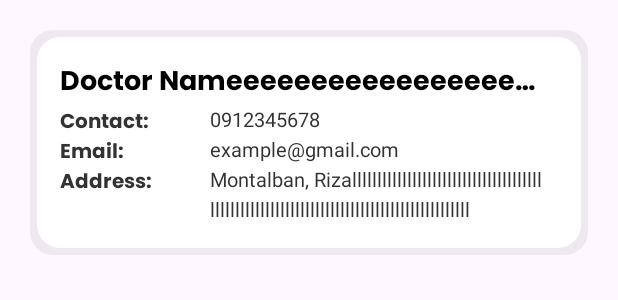
After one commit to ryncrdl/Dental-App, an Android app: the layout activity_doctors_list.xml on its own in the app's theme, with its tools: preview values and no code run, on a phone screen of 412 x 824 dp. The commit adds this screen. Shown: the top 300 px of the screen. Run offline under Robolectric (Android 15) with nearby library versions, the phone set to English and light mode, and no system bars; Roboto replaces fonts that are not available here.

Commit message:
Add Services and Doctors

```diff
--- a/app/build.gradle
+++ b/app/build.gradle
@@ -50,4 +50,8 @@ dependencies {
     androidTestImplementation 'androidx.test.ext:junit:1.1.5'
     androidTestImplementation 'androidx.test.espresso:espresso-core:3.5.1'
 
+    //Image
+    implementation 'com.squareup.picasso:picasso:2.8'
+
+
 }
--- a/app/src/main/java/com/example/dentalmobileapp/Api/ApiEndpoints.java
+++ b/app/src/main/java/com/example/dentalmobileapp/Api/ApiEndpoints.java
@@ -1,5 +1,6 @@
 package com.example.dentalmobileapp.Api;
 
+import com.example.dentalmobileapp.Doctors.DoctorResponse;
 import com.example.dentalmobileapp.Services.ServiceResponse;
 import com.example.dentalmobileapp.Verification.CreateClient;
 
@@ -21,4 +22,8 @@ public interface ApiEndpoints {
     //Services
     @GET("app/dental-pbjlw/endpoint/services")
     Call<List<ServiceResponse>> getServices();
+
+    //Doctors
+    @GET("app/dental-pbjlw/endpoint/doctors")
+    Call<List<DoctorResponse>> getDoctors();
 }
--- /dev/null
+++ b/app/src/main/res/drawable/doctors_background.xml
@@ -0,0 +1,16 @@
+<?xml version="1.0" encoding="utf-8"?>
+<layer-list xmlns:android="http://schemas.android.com/apk/res/android">
+    <item>
+        <shape
+            android:shape="rectangle">
+            <solid android:color="#10000000" />
+            <corners android:radius="15dp" />
+        </shape>
+    </item>
+    <item android:right="5dp" android:left="5dp" android:top="5dp" android:bottom="5dp">
+        <shape android:shape="rectangle">
+            <solid android:color="#FFFFFF" />
+            <corners android:radius="15dp" />
+        </shape>
+    </item>
+</layer-list>
--- /dev/null
+++ b/app/src/main/res/layout/activity_doctors_list.xml
@@ -0,0 +1,144 @@
+<?xml version="1.0" encoding="utf-8"?>
+<RelativeLayout
+    xmlns:android="http://schemas.android.com/apk/res/android"
+    xmlns:app="http://schemas.android.com/apk/res-auto"
+    android:layout_width="match_parent"
+    android:layout_height="wrap_content">
+
+    <FrameLayout
+        android:id="@+id/doctors_container"
+        android:layout_width="wrap_content"
+        android:layout_height="150dp"
+        android:layout_alignParentLeft="true"
+        android:layout_alignParentRight="true"
+        android:layout_marginStart="20dp"
+        android:layout_marginTop="20dp"
+        android:layout_marginEnd="20dp"
+        android:layout_marginBottom="0dp"
+        android:background="@drawable/doctors_background"
+        android:padding="20dp"
+        >
+
+        <TextView
+            android:id="@+id/doctor_name"
+            android:layout_width="wrap_content"
+            android:layout_height="wrap_content"
+            android:layout_gravity="start"
+            android:layout_marginEnd="10dp"
+            android:maxEms="20"
+            android:singleLine="true"
+            android:text="Doctor Nameeeeeeeeeeeeeeeeeeeeeeeee"
+            android:textColor="@color/black"
+            android:textSize="18sp"
+            android:fontFamily="@font/poppins_bold"
+            android:textStyle="bold" />
+
+        <TextView
+            android:id="@+id/doctor_contact_label"
+            android:layout_width="wrap_content"
+            android:layout_height="wrap_content"
+            android:layout_marginTop="30dp"
+            android:layout_marginEnd="10dp"
+            android:layout_below="@id/doctor_name"
+            android:fontFamily="@font/poppins_bold"
+            android:textStyle="bold"
+            android:ellipsize="end"
+            android:maxEms="20"
+            android:maxLines="4"
+            android:text="Contact:"
+            android:textColor="#323232"
+            android:textSize="13sp"
+            android:lineHeight="20dp"
+            />
+
+        <TextView
+            android:id="@+id/doctor_contact"
+            android:layout_width="wrap_content"
+            android:layout_height="wrap_content"
+            android:layout_toEndOf="@id/doctor_contact_label"
+            android:layout_marginStart="100dp"
+            android:layout_marginTop="30dp"
+            android:layout_marginEnd="10dp"
+            android:layout_below="@id/doctor_name"
+            android:ellipsize="end"
+            android:maxEms="20"
+            android:singleLine="true"
+            android:text="0912345678"
+            android:textColor="#323232"
+            android:textSize="13sp"
+            android:lineHeight="20dp"
+            />
+
+        <TextView
+            android:id="@+id/doctor_email_label"
+            android:layout_width="wrap_content"
+            android:layout_height="wrap_content"
+            android:layout_marginTop="50dp"
+            android:layout_marginEnd="10dp"
+            android:layout_below="@id/doctor_contact_label"
+            android:ellipsize="end"
+            android:maxEms="20"
+            android:fontFamily="@font/poppins_bold"
+            android:textStyle="bold"
+            android:maxLines="4"
+            android:text="Email:"
+            android:textColor="#323232"
+            android:textSize="13sp"
+            android:lineHeight="20dp"
+            />
+
+        <TextView
+            android:id="@+id/doctor_email"
+            android:layout_width="wrap_content"
+            android:layout_height="wrap_content"
+            android:layout_toEndOf="@id/doctor_email_label"
+            android:layout_marginStart="100dp"
+            android:layout_marginTop="50dp"
+            android:layout_marginEnd="10dp"
+            android:layout_below="@id/doctor_contact_label"
+            android:ellipsize="end"
+            android:maxEms="20"
+            android:singleLine="true"
+            android:text="example@gmail.com"
+            android:textColor="#323232"
+            android:textSize="13sp"
+            android:lineHeight="20dp"
+            />
+
+        <TextView
+            android:id="@+id/doctor_address_label"
+            android:layout_width="wrap_content"
+            android:layout_height="wrap_content"
+            android:layout_marginTop="70dp"
+            android:layout_marginEnd="10dp"
+            android:layout_below="@id/doctor_email_label"
+            android:ellipsize="end"
+            android:fontFamily="@font/poppins_bold"
+            android:textStyle="bold"
+            android:maxEms="20"
+            android:maxLines="4"
+            android:text="Address:"
+            android:textColor="#323232"
+            android:textSize="13sp"
+            android:lineHeight="20dp"
+            />
+
+        <TextView
+            android:id="@+id/doctor_address"
+            android:layout_width="wrap_content"
+            android:layout_height="wrap_content"
+            android:layout_toEndOf="@id/doctor_address_label"
+            android:layout_marginTop="70dp"
+            android:layout_marginEnd="10dp"
+            android:layout_below="@id/doctor_email_label"
+            android:layout_marginStart="100dp"
+            android:ellipsize="end"
+            android:maxEms="20"
+            android:maxLines="2"
+            android:text="Montalban, Rizallllllllllllllllllllllllllllllllllllllllllllllllllllllllllllllllllllllllllllllllllllllllll"
+            android:textColor="#323232"
+            android:textSize="13sp"
+            android:lineHeight="20dp"
+            />
+    </FrameLayout>
+</RelativeLayout>
--- a/app/src/main/res/layout/fragment_doctors.xml
+++ b/app/src/main/res/layout/fragment_doctors.xml
@@ -24,7 +24,9 @@
         android:layout_marginLeft="290dp"
         android:layout_marginTop="20dp"
         app:srcCompat="@drawable/ellipse_1"
-        android:onClick="goToProfile"/>
+     />
+
+
 
     <TextView
         android:layout_width="match_parent"
```
Also changed, not shown: app/src/main/java/com/example/dentalmobileapp/Api/ApiClient.java (added, +20 -0 lines), app/src/main/java/com/example/dentalmobileapp/Doctors/DoctorAdapter.java (added, +48 -0 lines), app/src/main/java/com/example/dentalmobileapp/Doctors/DoctorResponse.java (added, +69 -0 lines), app/src/main/java/com/example/dentalmobileapp/Doctors/DoctorViewHolder.java (added, +21 -0 lines), app/src/main/java/com/example/dentalmobileapp/Doctors/DoctorsFragment.java (+55 -18 lines), app/src/main/java/com/example/dentalmobileapp/Services/ServiceAdapter.java (+27 -10 lines), app/src/main/java/com/example/dentalmobileapp/Services/ServiceResponse.java (+74 -18 lines), app/src/main/java/com/example/dentalmobileapp/Services/ServicesFragment.java (+55 -21 lines), app/src/main/res/drawable/services_background.xml (added, +16 -0 lines), app/src/main/res/layout/activity_dashboard_home.xml (deleted, +0 -14 lines), app/src/main/res/layout/activity_services_list.xml (+6 -6 lines), app/src/main/res/layout/fragment_services.xml (+9 -1 lines).
